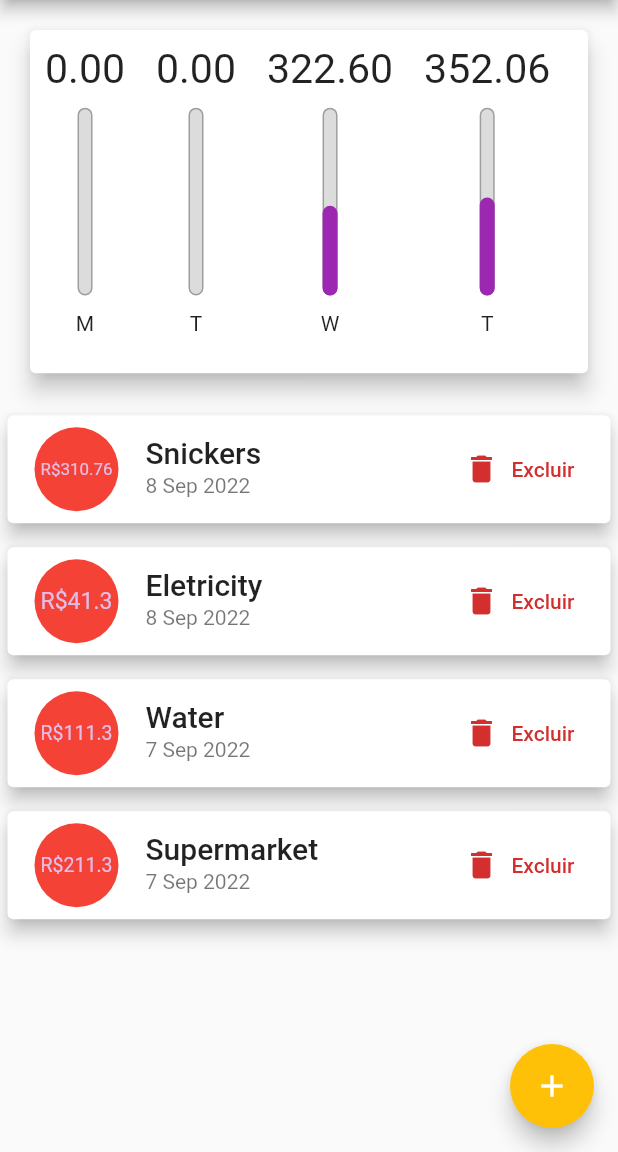
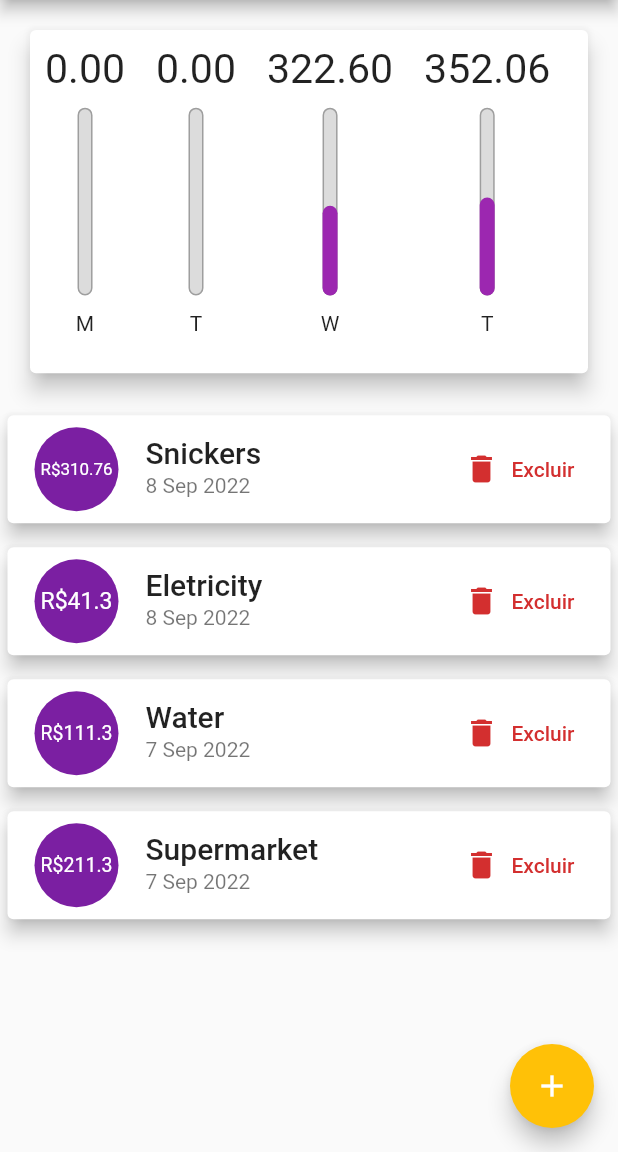
Before and after one commit to BrunoPereira-2331/monthly-bills-flutter, a Flutter app: the screen it shows after launch, on a phone screen of 412 x 824 dp, the part 84-1236 px from its top. Run offline on Flutter 3.47's test engine with Material 2 defaults, Android fonts, the phone set to English and light mode, and no system bars.

Commit message:
fix bug when creating a new transaction

```diff
--- a/monthly_bills/lib/widgets/transaction_card.dart
+++ b/monthly_bills/lib/widgets/transaction_card.dart
@@ -1,8 +1,4 @@
-import 'dart:math';
-
 import 'package:flutter/material.dart';
-import 'package:flutter/src/foundation/key.dart';
-import 'package:flutter/src/widgets/framework.dart';
 import 'package:intl/intl.dart';
 
 class TransactionCard extends StatefulWidget {
@@ -27,21 +23,9 @@ class TransactionCard extends StatefulWidget {
 
 class _TransactionCardState extends State<TransactionCard> {
 
-  static const colors = [
-    Colors.red,
-    Colors.purple,
-    Colors.orange,
-    Colors.blue,
-    Colors.black,
-  ];
-
-  Color _backgroundColor = Colors.blue;
-
   @override
   void initState() {
     super.initState();
-    int i = Random().nextInt(5);
-    _backgroundColor = colors[i];
   }
 
   @override
@@ -51,7 +35,6 @@ class _TransactionCardState extends State<TransactionCard> {
       margin: const EdgeInsets.symmetric(vertical: 8, horizontal: 5),
       child: ListTile(
         leading: CircleAvatar(
-          backgroundColor: _backgroundColor,
           radius: 30,
           child: Padding(
             padding: const EdgeInsets.all(6),
```
Also changed, not shown: monthly_bills/lib/widgets/transaction_form.dart (+12 -10 lines).
